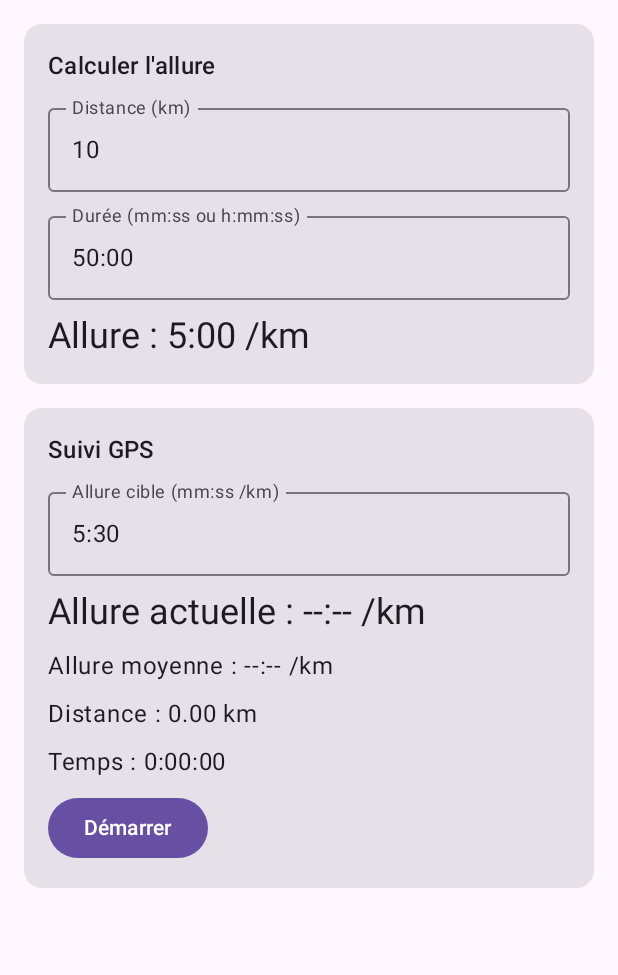
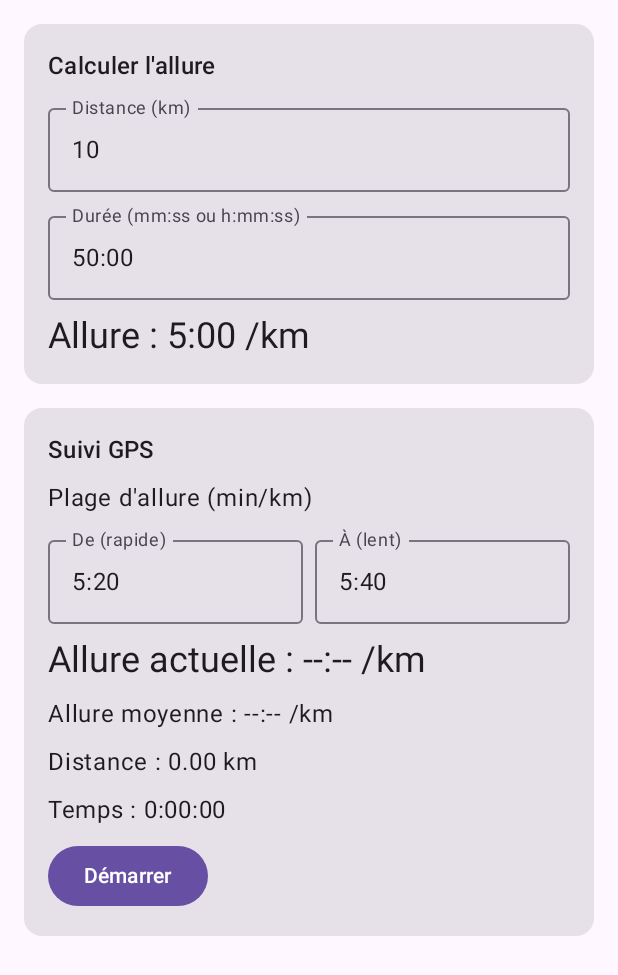
Before and after one commit to lucienbigot07/runpace, an Android app built with Jetpack Compose: the screen it shows after launch (MainActivity), on a phone screen of 412 x 824 dp. Shown: the top 975 px of the screen. Run offline under Robolectric (Android 15) with nearby library versions, the phone set to English and light mode, and no system bars.

Commit message:
Plage d'allure et annonce de l'allure réelle
Co-Authored-By: Claude Opus 5.5 <noreply@anthropic.com>
Claude-Session: https://claude.ai/code/session_01RZ7ABrBF5vGYGq73d97dzq

```diff
--- a/app/build.gradle.kts
+++ b/app/build.gradle.kts
@@ -12,8 +12,8 @@ android {
         applicationId = "com.example.runpace"
         minSdk = 26
         targetSdk = 35
-        versionCode = 2
-        versionName = "1.1"
+        versionCode = 3
+        versionName = "1.2"
     }
 
     signingConfigs {
--- a/app/src/main/java/com/example/runpace/MainActivity.kt
+++ b/app/src/main/java/com/example/runpace/MainActivity.kt
@@ -1,6 +1,7 @@
 package com.example.runpace
 
 import android.Manifest
+import android.content.Context
 import android.content.Intent
 import android.content.pm.PackageManager
 import android.os.Build
@@ -11,6 +12,7 @@ import androidx.activity.compose.setContent
 import androidx.activity.result.contract.ActivityResultContracts
 import androidx.compose.foundation.layout.Arrangement
 import androidx.compose.foundation.layout.Column
+import androidx.compose.foundation.layout.Row
 import androidx.compose.foundation.layout.fillMaxSize
 import androidx.compose.foundation.layout.fillMaxWidth
 import androidx.compose.foundation.layout.padding
@@ -103,12 +105,18 @@ fun GpsCard() {
     val tracker = RunState.tracker
     val running = RunState.running
     var elapsedSec by remember { mutableLongStateOf(0L) }
-    var targetText by remember { mutableStateOf("5:30") }
-    val targetSec = Pace.parseDuration(targetText)
-    LaunchedEffect(targetSec) { RunState.targetSec = targetSec }
+    val prefs = remember { context.getSharedPreferences("runpace", Context.MODE_PRIVATE) }
+    var fastText by remember { mutableStateOf(prefs.getString("fast", "5:20") ?: "5:20") }
+    var slowText by remember { mutableStateOf(prefs.getString("slow", "5:40") ?: "5:40") }
+    val range = Pace.range(Pace.parseDuration(fastText), Pace.parseDuration(slowText))
+    // Plage mémorisée et transmise au service, même en pleine course.
+    LaunchedEffect(fastText, slowText) {
+        RunState.range = range
+        prefs.edit().putString("fast", fastText).putString("slow", slowText).apply()
+    }
 
     fun start() {
-        RunState.targetSec = targetSec
+        RunState.range = range
         ContextCompat.startForegroundService(context, Intent(context, RunService::class.java))
     }
 
@@ -141,19 +149,32 @@ fun GpsCard() {
     Card(Modifier.fillMaxWidth()) {
         Column(Modifier.padding(16.dp), verticalArrangement = Arrangement.spacedBy(8.dp)) {
             Text("Suivi GPS", style = MaterialTheme.typography.titleMedium)
-            OutlinedTextField(
-                value = targetText,
-                onValueChange = { targetText = it },
-                label = { Text("Allure cible (mm:ss /km)") },
-                singleLine = true,
-                modifier = Modifier.fillMaxWidth()
-            )
+            Text("Plage d'allure (min/km)")
+            Row(horizontalArrangement = Arrangement.spacedBy(8.dp)) {
+                OutlinedTextField(
+                    value = fastText,
+                    onValueChange = { fastText = it },
+                    label = { Text("De (rapide)") },
+                    singleLine = true,
+                    modifier = Modifier.weight(1f)
+                )
+                OutlinedTextField(
+                    value = slowText,
+                    onValueChange = { slowText = it },
+                    label = { Text("À (lent)") },
+                    singleLine = true,
+                    modifier = Modifier.weight(1f)
+                )
+            }
+            if (range == null) {
+                Text("Format attendu : 5:20", color = MaterialTheme.colorScheme.error)
+            }
             Text(
                 "Allure actuelle : ${Pace.format(tracker.currentPace)} /km",
                 style = MaterialTheme.typography.headlineSmall
             )
-            if (running && targetSec != null) {
-                Pace.feedback(tracker.currentPace, targetSec)?.let {
+            if (running && range != null) {
+                Pace.feedback(tracker.currentPace, range)?.let {
                     Text(it, style = MaterialTheme.typography.headlineMedium)
                 }
             }
```
Also changed, not shown: app/src/main/java/com/example/runpace/Pace.kt (+34 -5 lines), app/src/main/java/com/example/runpace/RunService.kt (+7 -5 lines).
